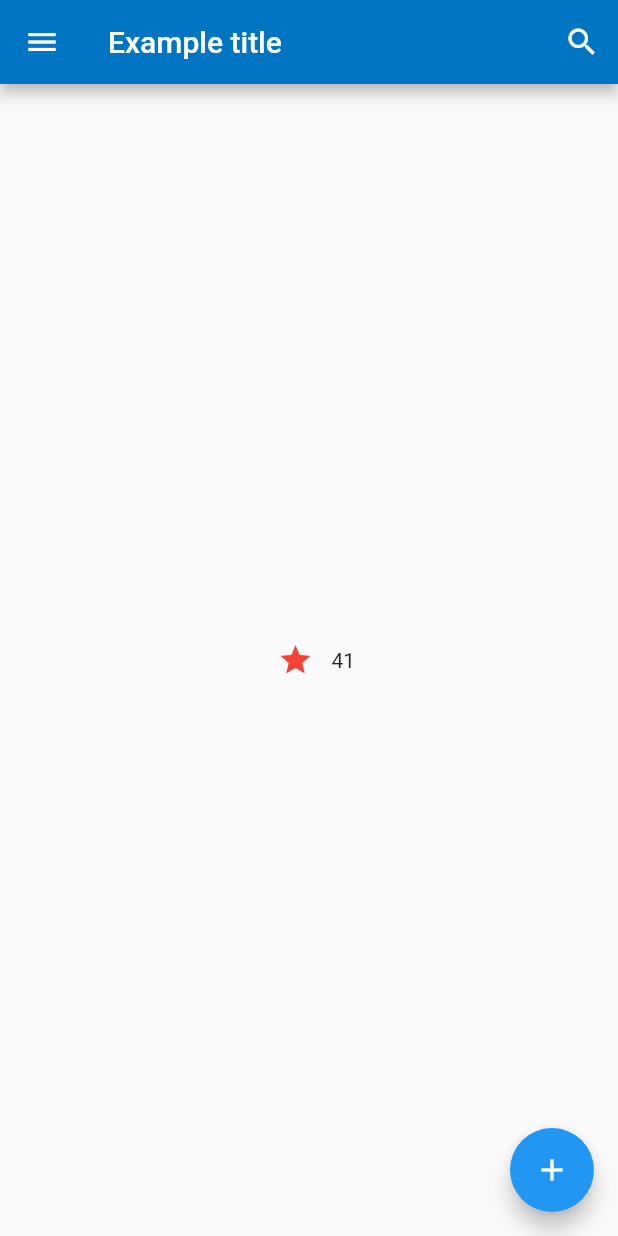
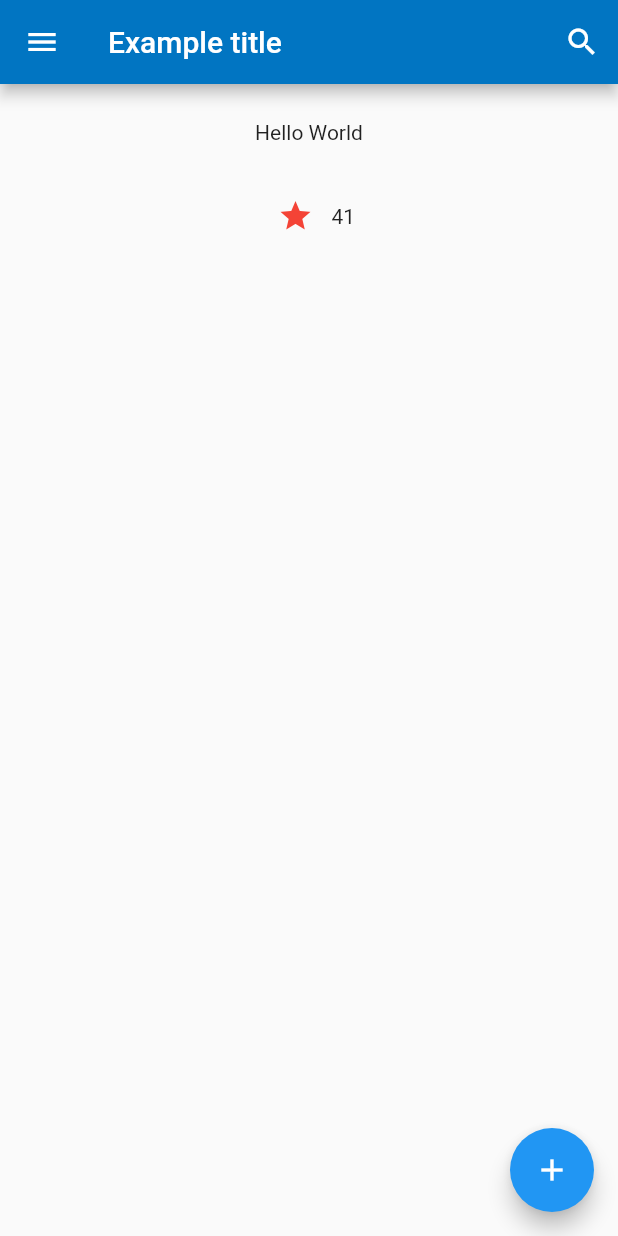
Before and after one commit to BytesZero/flutterdemo, a Flutter app: the screen it shows after launch, on a phone screen of 412 x 824 dp. Run offline on Flutter 3.47's test engine with Material 2 defaults, Android fonts, the phone set to English and light mode, and no system bars.

Commit message:
1. 实现纵向布局和Container margin的使用

```diff
--- a/lib/demo/home.dart
+++ b/lib/demo/home.dart
@@ -41,7 +41,12 @@ class TutorialHome extends StatelessWidget {
           ],
         ),
         body: new Center(
-          child: new FavoriteWidget(),
+          child: new Column(
+            children: <Widget>[
+              new MyText(),
+              new FavoriteWidget(),
+            ],
+          ),
         ),
         floatingActionButton: new FloatingActionButton(
             tooltip: "Add", child: new Icon(Icons.add), onPressed: null),
@@ -49,6 +54,7 @@ class TutorialHome extends StatelessWidget {
   }
 }
 
+///Hello Wrold 增加点击事件
 class MyText extends StatelessWidget {
   @override
   Widget build(BuildContext context) {
@@ -57,7 +63,10 @@ class MyText extends StatelessWidget {
         final snackBar = new SnackBar(content: new Text("Tap"));
         Scaffold.of(context).showSnackBar(snackBar);
       },
-      child: new Text("Hello World"),
+      child: new Container(
+        child: new Text("Hello World"),
+        margin: new EdgeInsets.fromLTRB(0.0, 24.0, 0.0, 24.0),
+      ),
     );
   }
 }
@@ -79,9 +88,10 @@ class _FavoriteWidgetState extends State<FavoriteWidget> {
       mainAxisSize: MainAxisSize.min,
       children: <Widget>[
         new Container(
-          padding: new EdgeInsets.all(0.0),
+          padding: EdgeInsets.zero,
+          margin: EdgeInsets.zero,
           child: new IconButton(
-              padding: new EdgeInsets.all(0.0),
+              padding: EdgeInsets.zero,
               icon: (_isFavorited
                   ? new Icon(Icons.star)
                   : new Icon(Icons.star_border)),
```
Also changed, not shown: 1 other file.
